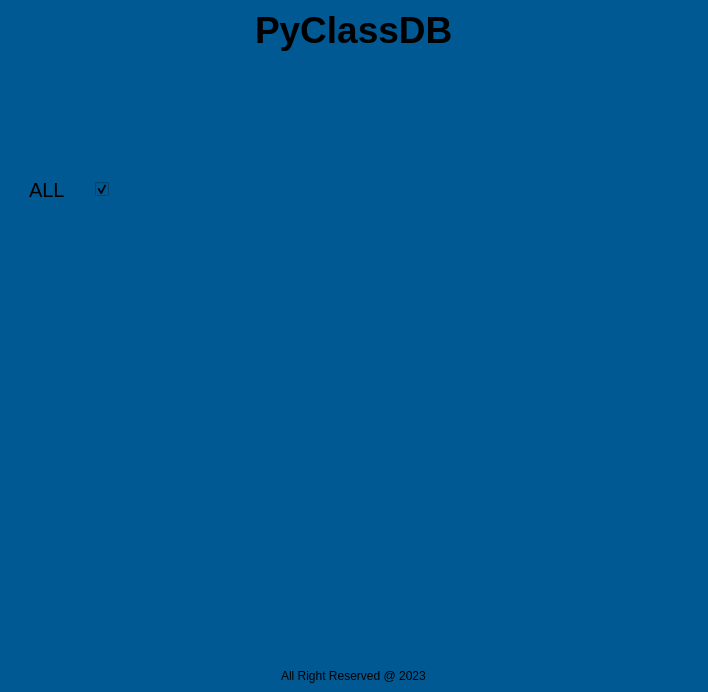
The window that __Interface__/pyclassdb_mainwindow.ui (DulajUmansha/PyClassDB) describes before a commit, drawn with Qt 5.
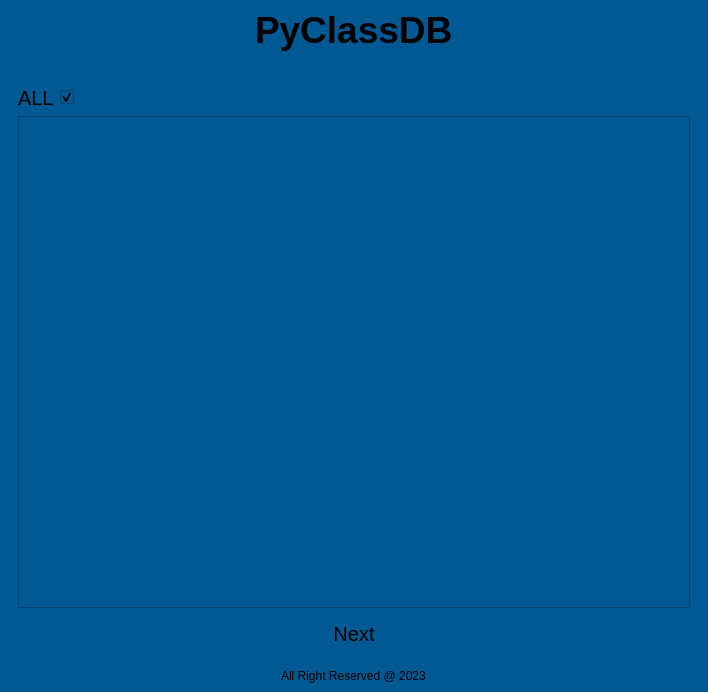
The same window after the commit. The open tabs and pages were chosen to show the change. Icons and pictures are not drawn.

```diff
--- a/__Interface__/pyclassdb_mainwindow.ui
+++ b/__Interface__/pyclassdb_mainwindow.ui
@@ -546,17 +546,19 @@
        </layout>
       </widget>
       <widget class="QWidget" name="page_table">
-       <widget class="QWidget" name="layoutWidget">
-        <property name="geometry">
-         <rect>
-          <x>20</x>
-          <y>110</y>
-          <width>126</width>
-          <height>45</height>
-         </rect>
-        </property>
+       <layout class="QGridLayout" name="gridLayout_6">
+        <item row="2" column="0">
+         <widget class="QTableView" name="tableView">
+          <property name="font">
+           <font>
+            <pointsize>18</pointsize>
+           </font>
+          </property>
+         </widget>
+        </item>
+        <item row="1" column="0">
         <layout class="QHBoxLayout" name="horizontalLayout">
-         <item>
+          <item alignment="Qt::AlignLeft">
           <widget class="QLabel" name="label_9">
            <property name="font">
             <font>
@@ -568,7 +570,7 @@
            </property>
           </widget>
          </item>
-         <item>
+          <item alignment="Qt::AlignRight">
           <widget class="QCheckBox" name="checkBox">
            <property name="font">
             <font>
@@ -592,16 +594,28 @@
            </property>
           </widget>
          </item>
-        </layout>
-       </widget>
+          <item>
+           <spacer name="horizontalSpacer">
+            <property name="orientation">
+             <enum>Qt::Horizontal</enum>
+            </property>
+            <property name="sizeHint" stdset="0">
+             <size>
+              <width>40</width>
+              <height>20</height>
+             </size>
+            </property>
+           </spacer>
+          </item>
+         </layout>
+        </item>
+        <item row="0" column="0">
        <widget class="QPushButton" name="tableBackBtn">
-        <property name="geometry">
-         <rect>
-          <x>0</x>
-          <y>30</y>
-          <width>51</width>
+          <property name="maximumSize">
+           <size>
+            <width>34</width>
           <height>30</height>
-         </rect>
+           </size>
         </property>
         <property name="text">
          <string/>
@@ -617,6 +631,26 @@
          </size>
         </property>
        </widget>
+        </item>
+        <item row="3" column="0" alignment="Qt::AlignHCenter">
+         <widget class="QPushButton" name="tableNextBtn">
+          <property name="minimumSize">
+           <size>
+            <width>140</width>
+            <height>40</height>
+           </size>
+          </property>
+          <property name="font">
+           <font>
+            <pointsize>15</pointsize>
+           </font>
+          </property>
+          <property name="text">
+           <string>Next</string>
+          </property>
+         </widget>
+        </item>
+       </layout>
       </widget>
       <widget class="QWidget" name="page_summery">
        <widget class="QPushButton" name="summeryBackBtn">
```
Left out of the diff: 91 changed lines with no effect on the pictures. Lines whose indentation alone changed are shown as unchanged.
